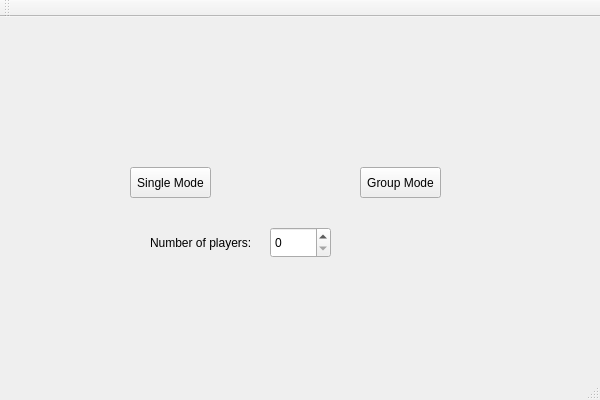
Qt form ClueDo/Cluedo.ui (Stephen-ODriscoll/Cluedo) before a commit.
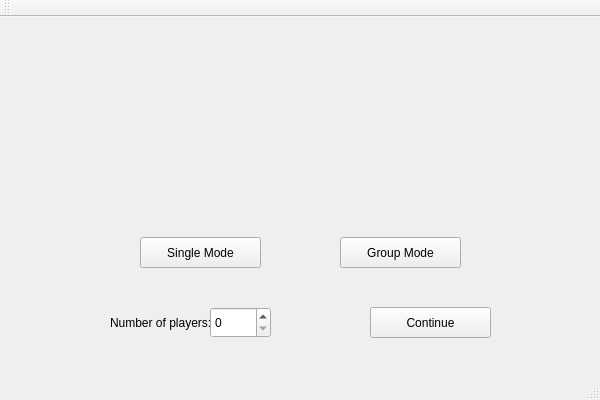
The same form after that commit.

Patch:
```diff
--- a/ClueDo/Cluedo.ui
+++ b/ClueDo/Cluedo.ui
@@ -17,8 +17,8 @@
    <widget class="QSpinBox" name="spinBox">
     <property name="geometry">
      <rect>
-      <x>270</x>
-      <y>210</y>
+      <x>210</x>
+      <y>290</y>
       <width>61</width>
       <height>31</height>
      </rect>
@@ -27,8 +27,8 @@
    <widget class="QLabel" name="label">
     <property name="geometry">
      <rect>
-      <x>150</x>
-      <y>210</y>
+      <x>110</x>
+      <y>290</y>
       <width>101</width>
       <height>31</height>
      </rect>
@@ -40,9 +40,9 @@
    <widget class="QPushButton" name="pushButton">
     <property name="geometry">
      <rect>
-      <x>130</x>
-      <y>150</y>
-      <width>81</width>
+      <x>140</x>
+      <y>220</y>
+      <width>121</width>
       <height>31</height>
      </rect>
     </property>
@@ -53,9 +53,9 @@
    <widget class="QPushButton" name="pushButton_2">
     <property name="geometry">
      <rect>
-      <x>360</x>
-      <y>150</y>
-      <width>81</width>
+      <x>340</x>
+      <y>220</y>
+      <width>121</width>
       <height>31</height>
      </rect>
     </property>
@@ -63,6 +63,32 @@
      <string>Group Mode</string>
     </property>
    </widget>
+   <widget class="QLabel" name="icon">
+    <property name="geometry">
+     <rect>
+      <x>56</x>
+      <y>20</y>
+      <width>491</width>
+      <height>171</height>
+     </rect>
+    </property>
+    <property name="text">
+     <string/>
+    </property>
+   </widget>
+   <widget class="QPushButton" name="continue_2">
+    <property name="geometry">
+     <rect>
+      <x>370</x>
+      <y>290</y>
+      <width>121</width>
+      <height>31</height>
+     </rect>
+    </property>
+    <property name="text">
+     <string>Continue</string>
+    </property>
+   </widget>
   </widget>
   <widget class="QMenuBar" name="menuBar">
    <property name="geometry">
```
Left out of the diff: 8 changed lines with no effect on the pictures.
